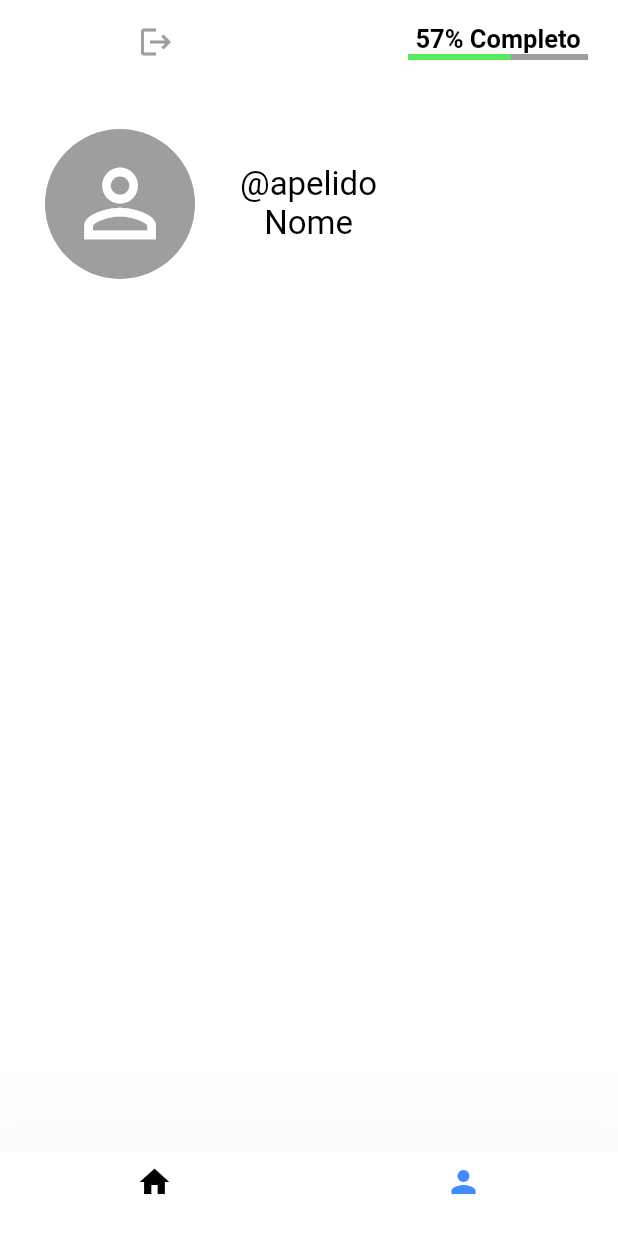
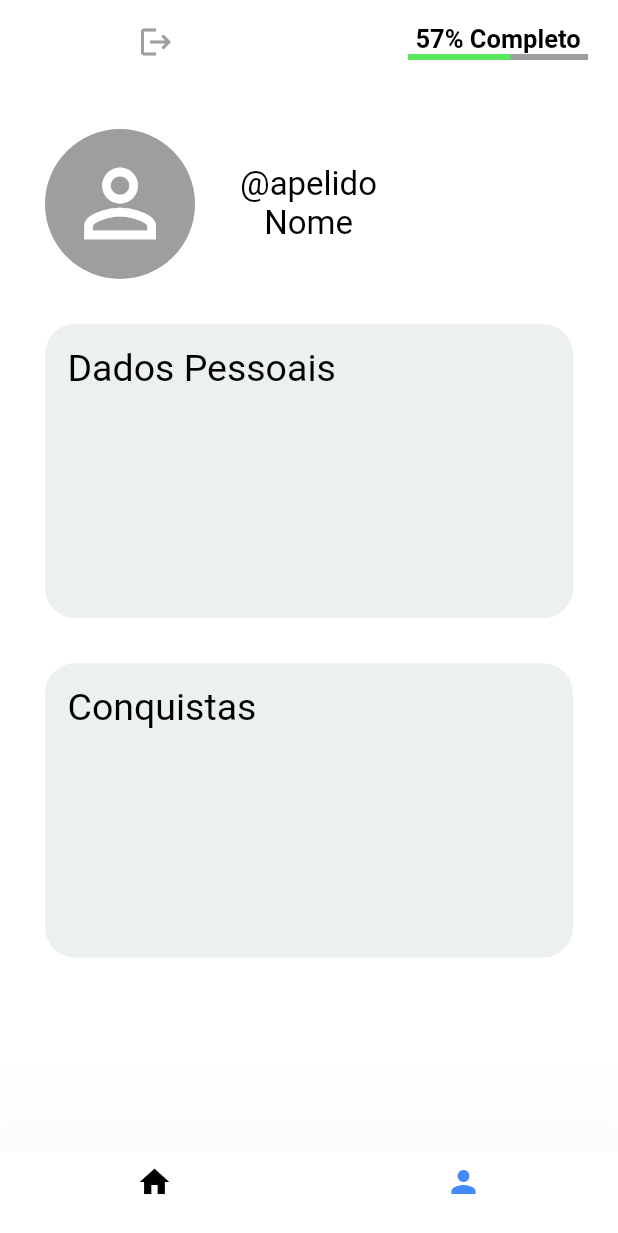
Before and after one commit to Paula-Project/Paula-app, a Flutter app: the PersonData screen opened directly, on a phone screen of 412 x 824 dp. Shown: the top 1233 px of the screen. Run offline on Flutter 3.47's test engine with Material 2 defaults, Android fonts, the phone set to English and light mode, and no system bars; our stand-ins replace page_transition; Roboto replaces fonts that are missing (Nunito).

Commit message:
Update person_data_page.dart

```diff
--- a/lib/app/views/person_data_page.dart
+++ b/lib/app/views/person_data_page.dart
@@ -79,15 +79,45 @@ class PersonData extends StatelessWidget {
               ],
             ),
             Container(
+              padding: const EdgeInsets.all(15),
               decoration: const BoxDecoration(
-                color: Color.fromARGB(100, 207, 218, 216) ,
-                  borderRadius: BorderRadius.all(Radius.circular(20))
+                  color: Color.fromARGB(100, 207, 218, 216),
+                  borderRadius: BorderRadius.all(Radius.circular(20))),
+              margin: const EdgeInsetsDirectional.only(top: 30, bottom: 30),
+              height: MediaQuery.of(context).size.height / 4.2,
+              width: MediaQuery.of(context).size.width,
+              child: Column(
+                crossAxisAlignment: CrossAxisAlignment.start,
+                children: const <Widget>[
+                  Text(
+                    "Dados Pessoais",
+                    style: TextStyle(
+                      color: Colors.black,
+                      fontSize: 25
+                    ),
+                    textAlign: TextAlign.left,
+                  )
+                ],
               ),
-              margin: const EdgeInsetsDirectional.only(top: 30,bottom: 30),
-              height: MediaQuery.of(context).size.height/4.2 ,
+            ),
+            Container(
+              padding: const EdgeInsets.all(15),
+              decoration: const BoxDecoration(
+                  color: Color.fromARGB(100, 207, 218, 216),
+                  borderRadius: BorderRadius.all(Radius.circular(20))),
+              height: MediaQuery.of(context).size.height / 4.2,
+              width: MediaQuery.of(context).size.width,
               child: Column(
+                crossAxisAlignment: CrossAxisAlignment.start,
                 children: const <Widget>[
-
+                  Text(
+                    "Conquistas",
+                    style: TextStyle(
+                        color: Colors.black,
+                        fontSize: 25
+                    ),
+                    textAlign: TextAlign.left,
+                  )
                 ],
               ),
             ),
```
